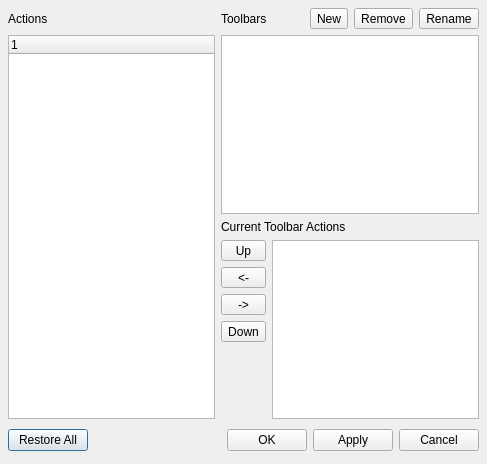
Qt form src/3rdparty/qttoolbardialog-2.2_1-opensource/src/qttoolbardialog.ui (leppa/tspsg) before a commit.
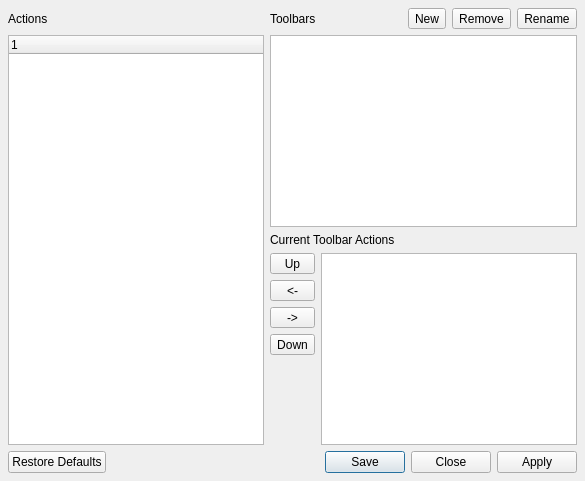
The same form after that commit.

Commit message: Finished toolbar customization feature. It is not available on handheld devices (mainly, because the customization dialog is too big for a small screen).

```diff
--- a/src/3rdparty/qttoolbardialog-2.2_1-opensource/src/qttoolbardialog.ui
+++ b/src/3rdparty/qttoolbardialog-2.2_1-opensource/src/qttoolbardialog.ui
@@ -3,16 +3,8 @@
  <comment></comment>
  <exportmacro></exportmacro>
  <class>QtToolBarDialog</class>
- <widget class="QDialog" name="QtToolBarDialog" >
-  <property name="geometry" >
-   <rect>
-    <x>0</x>
-    <y>0</y>
-    <width>487</width>
-    <height>464</height>
-   </rect>
-  </property>
-  <property name="windowTitle" >
+ <widget class="QDialog" name="QtToolBarDialog">
+  <property name="windowTitle">
    <string>Customize Toolbars</string>
   </property>
   <layout class="QGridLayout" >
@@ -22,8 +14,14 @@
    <property name="spacing" >
     <number>6</number>
    </property>
-   <item rowspan="3" row="1" column="0" >
-    <widget class="QTreeWidget" name="actionTree" />
+   <item row="1" column="0" rowspan="3">
+    <widget class="QTreeWidget" name="actionTree">
+     <column>
+      <property name="text">
+       <string notr="true">1</string>
+      </property>
+     </column>
+    </widget>
    </item>
    <item row="0" column="0" >
     <widget class="QLabel" name="label" >
@@ -32,14 +30,14 @@
      </property>
     </widget>
    </item>
-   <item row="0" column="1" colspan="2" >
-    <layout class="QHBoxLayout" >
-     <property name="margin" >
-      <number>0</number>
-     </property>
-     <property name="spacing" >
+   <item row="0" column="1" colspan="2">
+    <layout class="QHBoxLayout">
+     <property name="spacing">
       <number>6</number>
      </property>
+     <property name="margin">
+      <number>0</number>
+     </property>
      <item>
       <widget class="QLabel" name="label_2" >
        <property name="text" >
@@ -70,71 +68,18 @@
      </item>
     </layout>
    </item>
-   <item row="4" column="0" colspan="3" >
-    <layout class="QHBoxLayout" >
-     <property name="margin" >
-      <number>0</number>
-     </property>
-     <property name="spacing" >
+   <item row="3" column="1">
+    <layout class="QVBoxLayout">
+     <property name="spacing">
       <number>6</number>
      </property>
-     <item>
-      <widget class="QPushButton" name="defaultButton" >
-       <property name="text" >
-        <string>Restore All</string>
-       </property>
-      </widget>
-     </item>
-     <item>
-      <spacer>
-       <property name="orientation" >
-        <enum>Qt::Horizontal</enum>
-       </property>
-       <property name="sizeHint" >
-        <size>
-         <width>61</width>
-         <height>31</height>
-        </size>
-       </property>
-      </spacer>
-     </item>
-     <item>
-      <widget class="QPushButton" name="okButton" >
-       <property name="text" >
-        <string>OK</string>
-       </property>
-      </widget>
-     </item>
-     <item>
-      <widget class="QPushButton" name="applyButton" >
-       <property name="text" >
-        <string>Apply</string>
-       </property>
-      </widget>
-     </item>
-     <item>
-      <widget class="QPushButton" name="cancelButton" >
-       <property name="text" >
-        <string>Cancel</string>
-       </property>
-      </widget>
-     </item>
-    </layout>
-   </item>
-   <item row="3" column="1" >
-    <layout class="QVBoxLayout" >
-     <property name="margin" >
+     <property name="margin">
       <number>0</number>
      </property>
-     <property name="spacing" >
-      <number>6</number>
-     </property>
      <item>
-      <widget class="QToolButton" name="upButton" >
-       <property name="sizePolicy" >
-        <sizepolicy>
-         <hsizetype>1</hsizetype>
-         <vsizetype>0</vsizetype>
+      <widget class="QToolButton" name="upButton">
+       <property name="sizePolicy">
+        <sizepolicy hsizetype="Minimum" vsizetype="Fixed">
          <horstretch>0</horstretch>
          <verstretch>0</verstretch>
         </sizepolicy>
@@ -145,11 +90,9 @@
       </widget>
      </item>
      <item>
-      <widget class="QToolButton" name="leftButton" >
-       <property name="sizePolicy" >
-        <sizepolicy>
-         <hsizetype>1</hsizetype>
-         <vsizetype>0</vsizetype>
+      <widget class="QToolButton" name="leftButton">
+       <property name="sizePolicy">
+        <sizepolicy hsizetype="Minimum" vsizetype="Fixed">
          <horstretch>0</horstretch>
          <verstretch>0</verstretch>
         </sizepolicy>
@@ -160,11 +103,9 @@
       </widget>
      </item>
      <item>
-      <widget class="QToolButton" name="rightButton" >
-       <property name="sizePolicy" >
-        <sizepolicy>
-         <hsizetype>1</hsizetype>
-         <vsizetype>0</vsizetype>
+      <widget class="QToolButton" name="rightButton">
+       <property name="sizePolicy">
+        <sizepolicy hsizetype="Minimum" vsizetype="Fixed">
          <horstretch>0</horstretch>
          <verstretch>0</verstretch>
         </sizepolicy>
@@ -175,11 +116,9 @@
       </widget>
      </item>
      <item>
-      <widget class="QToolButton" name="downButton" >
-       <property name="sizePolicy" >
-        <sizepolicy>
-         <hsizetype>1</hsizetype>
-         <vsizetype>0</vsizetype>
+      <widget class="QToolButton" name="downButton">
+       <property name="sizePolicy">
+        <sizepolicy hsizetype="Minimum" vsizetype="Fixed">
          <horstretch>0</horstretch>
          <verstretch>0</verstretch>
         </sizepolicy>
@@ -191,10 +130,10 @@
      </item>
      <item>
       <spacer>
-       <property name="orientation" >
+       <property name="orientation">
         <enum>Qt::Vertical</enum>
        </property>
-       <property name="sizeHint" >
+       <property name="sizeHint" stdset="0">
         <size>
          <width>29</width>
          <height>16</height>
@@ -214,8 +153,15 @@
      </property>
     </widget>
    </item>
-   <item row="1" column="1" colspan="2" >
-    <widget class="QListWidget" name="toolBarList" />
+   <item row="1" column="1" colspan="2">
+    <widget class="QListWidget" name="toolBarList"/>
+   </item>
+   <item row="4" column="0" colspan="3">
+    <widget class="QDialogButtonBox" name="buttonBox">
+     <property name="standardButtons">
+      <set>QDialogButtonBox::Apply|QDialogButtonBox::Close|QDialogButtonBox::RestoreDefaults|QDialogButtonBox::Save</set>
+     </property>
+    </widget>
    </item>
   </layout>
  </widget>
```
Left out of the diff: 59 changed lines with no effect on the pictures. The commit also changes 25 other files.
